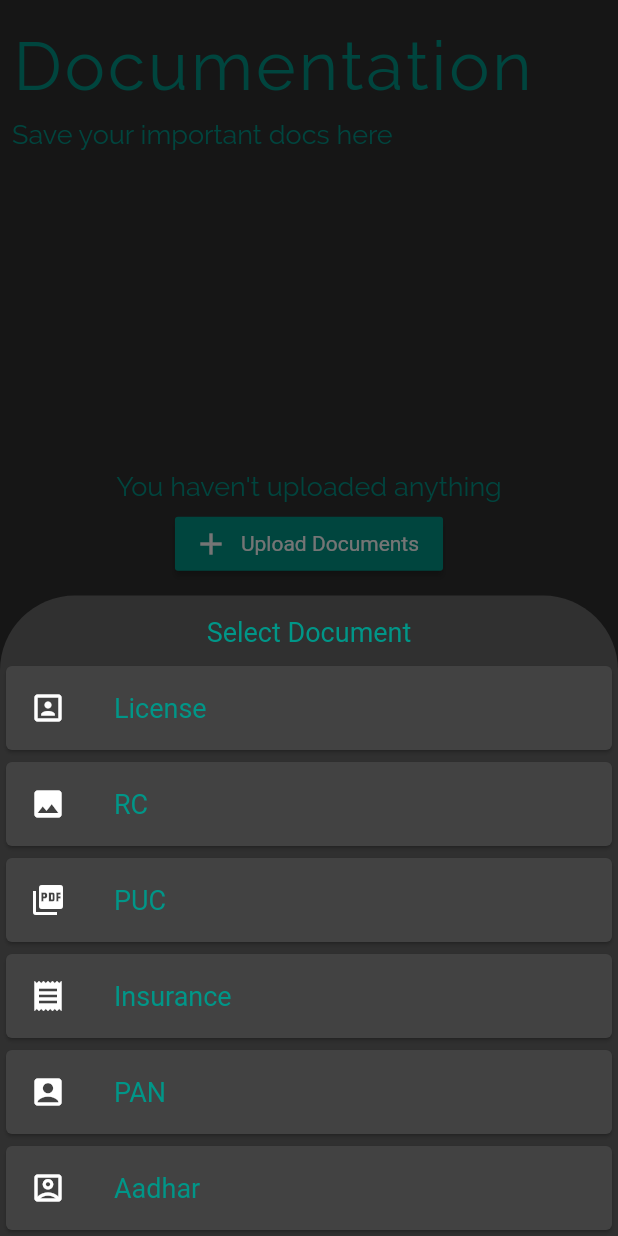
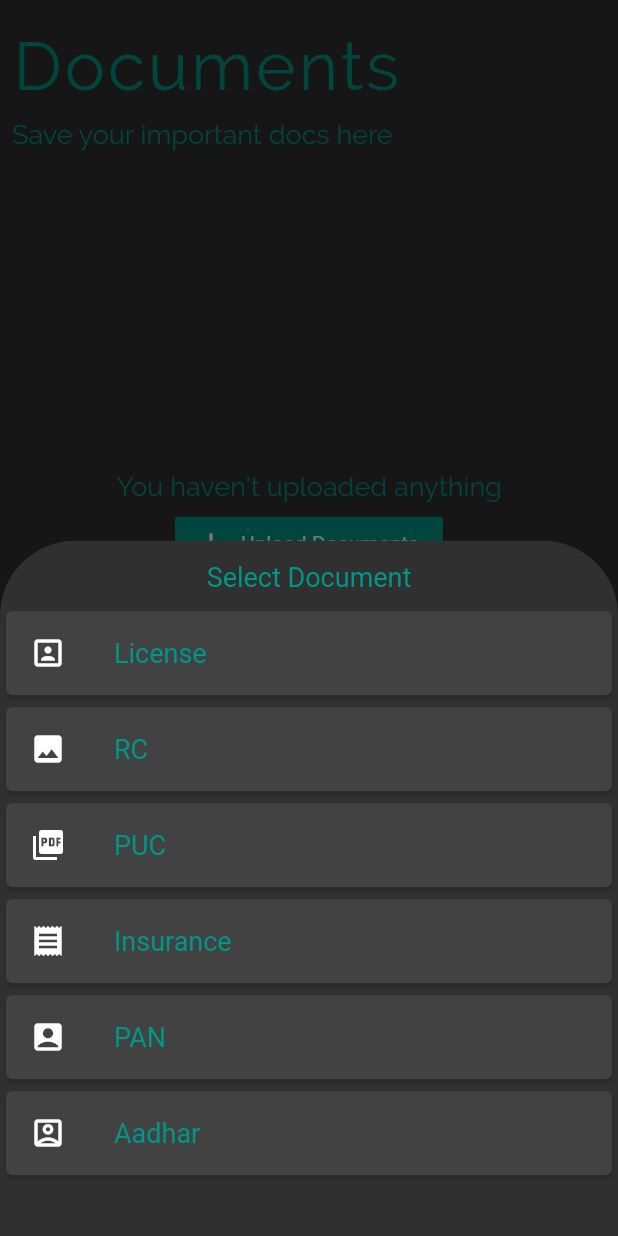
Before and after one commit to Lokhandwalah/bikerr, a Flutter app: the Documentation screen opened directly, after a tap on "Upload Documents", on a phone screen of 412 x 824 dp. Run offline on Flutter 3.47's test engine with Material 2 defaults, Android fonts, the phone set to English and light mode, and no system bars; our stand-ins replace cached_network_image, cloud_firestore, firebase_auth, firebase_core, firebase_storage, flip_card and 4 more; missing offline and left inert: firebase_image; accounts and stored records are empty.

Commit message:
bug fixes

```diff
--- a/lib/models/services.dart
+++ b/lib/models/services.dart
@@ -23,7 +23,7 @@ class Service {
         kms: 400,
         type: ServiceType.lubrication,
         name: 'Lubrication',
-        msg: 'Change Lubrication',
+        msg: 'Lubricate your chain',
         imageURL:
             'https://media.noria.com/sites/Uploads/2019/10/23/f0806cf6-f7e0-46e1-ac1b-5c66a6c0afec_lubrication-of-gears-image_extra_large.jpeg'),
     Service(
@@ -127,7 +127,8 @@ class Service {
     if (msgs.length == 1)
       finalMsg = msgs.first.toLowerCase();
     else
-      msgs.forEach((msg) => finalMsg += '\n ' + capitalize(msg));
+      msgs.forEach((msg) => finalMsg +=
+          '\n ' + msg.substring(0, 1).toUpperCase() + msg.substring(1));
     return finalMsg;
   }
 }
--- a/lib/screens/documentation/documentation_screen.dart
+++ b/lib/screens/documentation/documentation_screen.dart
@@ -33,10 +33,14 @@ class _DocumentationState extends State<Documentation> {
               Container(
                 margin: const EdgeInsets.only(top: 10),
                 padding: const EdgeInsets.all(8),
-                child: Text(
-                  'Documentation',
-                  style: Theme.of(context).textTheme.headline3.copyWith(
-                      color: primary, letterSpacing: 2, fontFamily: 'Raleway'),
+                child: FittedBox(
+                  child: Text(
+                    'Documents',
+                    style: Theme.of(context).textTheme.headline3.copyWith(
+                        color: primary,
+                        letterSpacing: 2,
+                        fontFamily: 'Raleway'),
+                  ),
                 ),
               ),
               Container(
@@ -98,7 +102,7 @@ class _DocumentationState extends State<Documentation> {
     final docType = await showModalBottomSheet<DocumentType>(
       context: context,
       backgroundColor: Colors.transparent,
-      builder: (_) => DocumentSelectionSheet(),
+      builder: (_) => DocumentSelectionSheet(parentContext: context),
     );
     if (docType != null) {
       final doc = await showModalBottomSheet<File>(
@@ -160,7 +164,7 @@ class _DocumentationState extends State<Documentation> {
         children: docs.keys.map((doc) {
           final document = Document(name: doc, url: docs[doc]);
           return Container(
-            margin: const EdgeInsets.only(top: 10),
+            margin: const EdgeInsets.symmetric(vertical: 5),
             child: Card(
               clipBehavior: Clip.antiAlias,
               child: Stack(
@@ -221,6 +225,8 @@ class DocumentSelectionSheet extends StatelessWidget {
     'PAN': Icons.account_box,
     'Aadhar': Icons.account_box_outlined
   };
+  final BuildContext parentContext;
+  DocumentSelectionSheet({Key key, this.parentContext}) : super(key: key);
   @override
   Widget build(BuildContext context) {
     return Container(
@@ -228,6 +234,8 @@ class DocumentSelectionSheet extends StatelessWidget {
           borderRadius: BorderRadius.only(
               topLeft: Radius.circular(50), topRight: Radius.circular(50)),
           color: Theme.of(context).scaffoldBackgroundColor),
+      padding: EdgeInsets.only(
+          bottom: MediaQuery.of(parentContext).viewInsets.bottom),
       child: Column(
         mainAxisSize: MainAxisSize.min,
         children: [
@@ -239,13 +247,24 @@ class DocumentSelectionSheet extends StatelessWidget {
               style: TextStyle(color: primary, fontSize: 18),
             ),
           ),
-          ...docs.keys.map(
-            (doc) => Card(
-              child: ListTile(
-                leading: Icon(docs[doc]),
-                title:
-                    Text(doc, style: TextStyle(color: primary, fontSize: 18)),
-                onTap: () => Navigator.of(context).pop(Document.getType(doc)),
+          Expanded(
+            child: SingleChildScrollView(
+              physics: BouncingScrollPhysics(),
+              child: Column(
+                mainAxisSize: MainAxisSize.min,
+                children: docs.keys
+                    .map(
+                      (doc) => Card(
+                        child: ListTile(
+                          leading: Icon(docs[doc]),
+                          title: Text(doc,
+                              style: TextStyle(color: primary, fontSize: 18)),
+                          onTap: () =>
+                              Navigator.of(context).pop(Document.getType(doc)),
+                        ),
+                      ),
+                    )
+                    .toList(),
               ),
             ),
           )
```
Also changed, not shown: lib/screens/explore/explore_screen.dart (+25 -11 lines), lib/screens/performance/performance_screen.dart (+10 -6 lines), lib/screens/service_tracker/service_tracker_screen.dart (+18 -12 lines).
